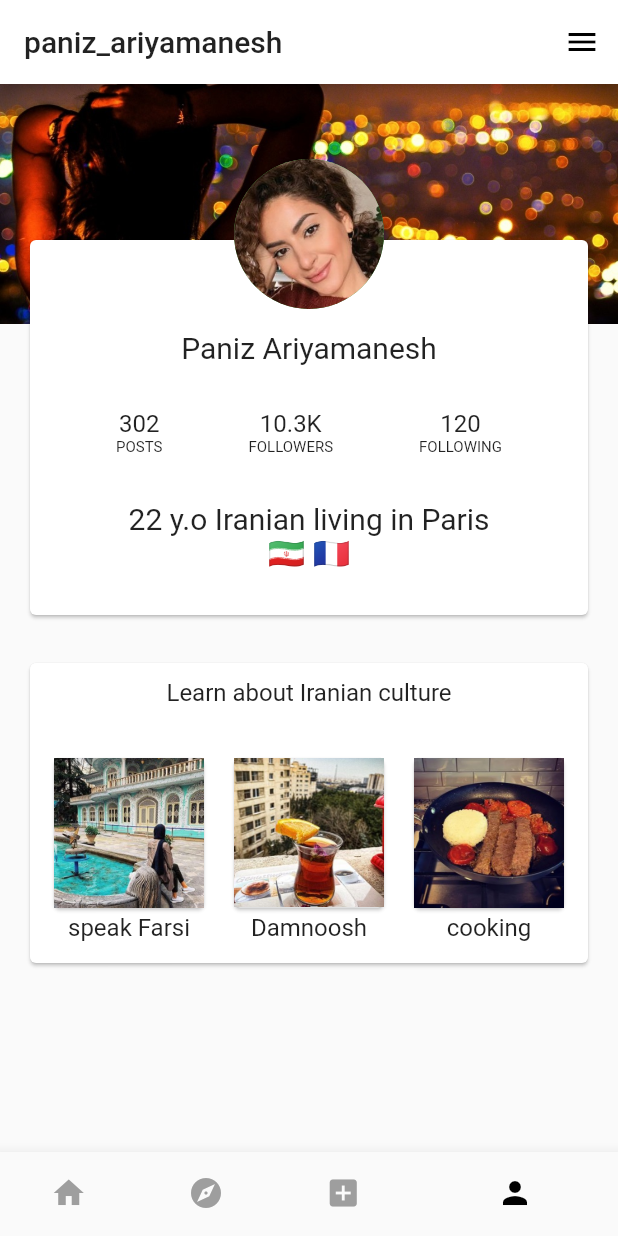
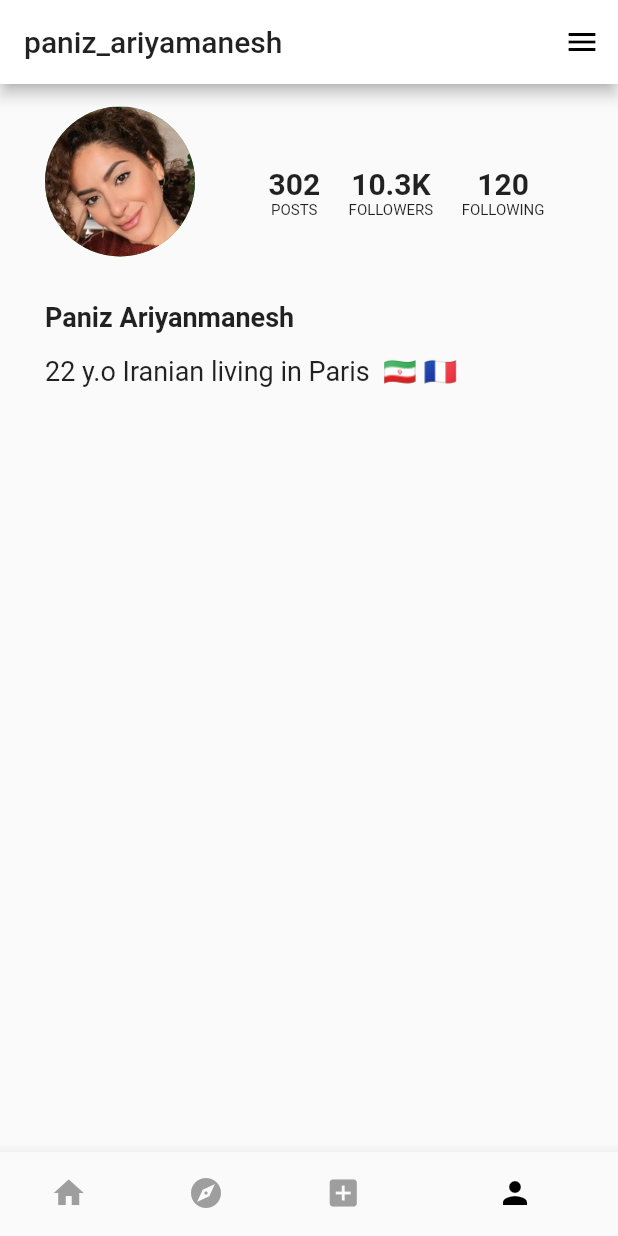
Before and after one commit to samanthelast/teachme, a Flutter app: the screen it shows after launch, item 4 of the bottom bar chosen, on a phone screen of 412 x 824 dp. Run offline on Flutter 3.47's test engine with Material 2 defaults, Android fonts, the phone set to English and light mode, and no system bars.

Commit message:
new profile screen

```diff
--- a/lib/screens/Profile_screen.dart
+++ b/lib/screens/Profile_screen.dart
@@ -13,139 +13,98 @@ class _ProfileScreenState extends State<ProfileScreen> {
         title: Text('paniz_ariyamanesh'),
       ),
       endDrawer: Drawer(),
-      body: Stack(
-        alignment: Alignment.center,
+      body: SingleChildScrollView(
+          child: Center(
+              child: Column(
+        crossAxisAlignment: CrossAxisAlignment.start,
         children: <Widget>[
-          // background image and bottom contents
-          Column(
+          Row(
             children: <Widget>[
               Container(
-                width: MediaQuery.of(context).size.width,
-                height: 160,
+                margin: EdgeInsets.only(top: 15, left: 30, right: 30),
+                height: 100.0,
+                width: 100.0,
                 decoration: BoxDecoration(
-                  image: DecorationImage(
+                  shape: BoxShape.circle,
+                  color: Colors.green,
+                  image: new DecorationImage(
+                    image: new ExactAssetImage(
+                        'assets/images/paniz_profile_picture.jpg'),
                     fit: BoxFit.cover,
-                    image: new AssetImage('assets/images/paniz_back2.jpg'),
                   ),
                 ),
               ),
               Expanded(
+                flex: 1,
                 child: Container(
-                  margin: EdgeInsets.only(top:100),
-
-                  child: Center(
-                    child: Card(
-                child: SizedBox(
-              height: 200,
-              width: MediaQuery.of(context).size.width - 40,
-              child: Column(
-                children: <Widget>[
-                  SizedBox(height: 10),
-                  Row(
-                    mainAxisAlignment: MainAxisAlignment.center,
-                    children: <Widget>[
-                      Column(
-
-                        children: <Widget>[Text('Learn about Iranian culture',style: TextStyle(fontSize: 16),)],
-                      ),
-
-
-
-
-                    ],
-                  ),
-                  SizedBox(height: 30),
-                  Row(
+                  margin: EdgeInsets.only(top: 30, right: 30),
+                  child: Row(
                     mainAxisAlignment: MainAxisAlignment.spaceEvenly,
                     children: <Widget>[
                       Column(
-
-                        children: <Widget>[Card(child:Container(height: 100,width: 100,child: Image.asset('assets/images/speakfarsi.jpg'),)), Text('speak Farsi',style: TextStyle(fontSize: 16),)],
+                        children: <Widget>[
+                          Text(
+                            '302',
+                            style: TextStyle(
+                                fontSize: 20, fontWeight: FontWeight.bold),
+                          ),
+                          Text(
+                            'POSTS',
+                            style: TextStyle(fontSize: 10),
+                          )
+                        ],
                       ),
                       Column(
-                      children: <Widget>[Card(child:Container(height: 100,width: 100,child: Image.asset('assets/images/damnoosh.jpg'),)), Text('Damnoosh',style: TextStyle(fontSize: 16),)],
+                        children: <Widget>[
+                          Text(
+                            '10.3K',
+                            style: TextStyle(
+                                fontSize: 20, fontWeight: FontWeight.bold),
+                          ),
+                          Text(
+                            'FOLLOWERS',
+                            style: TextStyle(fontSize: 10),
+                          )
+                        ],
                       ),
                       Column(
-                      children: <Widget>[Card(child:Container(height: 100,width: 100,child: Image.asset('assets/images/food.jpg'),)), Text('cooking',style: TextStyle(fontSize: 16),)],
+                        children: <Widget>[
+                          Text(
+                            '120',
+                            style: TextStyle(
+                                fontSize: 20, fontWeight: FontWeight.bold),
+                          ),
+                          Text(
+                            'FOLLOWING',
+                            style: TextStyle(fontSize: 10),
+                          )
+                        ],
                       ),
-
-
                     ],
                   ),
-
-
-                ],
+                ),
               ),
-            ))
-                  ),
-                ),
-              )
             ],
           ),
-          // Profile image
-          Positioned(
-            top: 100.0, // (background container size) - (circle height / 2)
-            child: Card(
-                child: SizedBox(
-              height: 250,
-              width: MediaQuery.of(context).size.width - 40,
-              child: Column(
-                children: <Widget>[
-                  SizedBox(height: 60),
-                  Text(
-                    'Paniz Ariyamanesh',
-                    style: TextStyle(fontSize: 20),
-                  ),
-                  SizedBox(height: 30),
-                  Row(
-                    mainAxisAlignment: MainAxisAlignment.spaceEvenly,
-                    children: <Widget>[
-                      Column(
-
-                        children: <Widget>[Text('302',style: TextStyle(fontSize: 16),), Text('POSTS',style: TextStyle(fontSize: 10),)],
-                      ),
-                      Column(
-                       children: <Widget>[Text('10.3K',style: TextStyle(fontSize: 16),), Text('FOLLOWERS',style: TextStyle(fontSize: 10),)],
-                      ),
-                      Column(
-                       children: <Widget>[Text('120',style: TextStyle(fontSize: 16),), Text('FOLLOWING',style: TextStyle(fontSize: 10),)],
-                      ),
-
-
-                    ],
-                  ),
-                   SizedBox(height: 30),
-                  Text(
-                    '22 y.o Iranian living in Paris',
-                    style: TextStyle(fontSize: 20),
-                  ),
-                  Text(
-                    '🇮🇷 🇫🇷',
-                    style: TextStyle(fontSize: 20),
-                  ),
-
-                ],
-              ),
-            )),
-          ),
-          Positioned(
-            top: 50.0, // (background container size) - (circle height / 2)
-            child: Container(
-              height: 100.0,
-              width: 100.0,
-              decoration: BoxDecoration(
-                shape: BoxShape.circle,
-                color: Colors.green,
-                image: new DecorationImage(
-                  image: new ExactAssetImage(
-                      'assets/images/paniz_profile_picture.jpg'),
-                  fit: BoxFit.cover,
-                ),
-              ),
+          SizedBox(height: 30),
+          Container(
+            margin: EdgeInsets.only(left: 30),
+            child: Text(
+              'Paniz Ariyanmanesh',
+              style: TextStyle(fontSize: 18, fontWeight: FontWeight.bold),
             ),
           ),
+          SizedBox(height: 15),
+          Container(
+            margin: EdgeInsets.only(left: 30),
+            child: Text(
+              '22 y.o Iranian living in Paris  🇮🇷 🇫🇷',
+              style: TextStyle(fontSize: 18),
+            ),
+          ),
+
         ],
-      )
+      ))),
     );
   }
 }
```
Also changed, not shown: lib/screens/temp.dart (added, +151 -0 lines).
